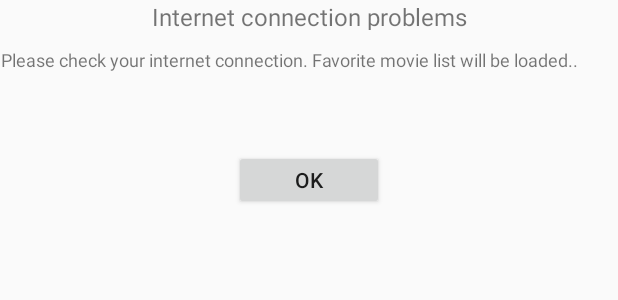
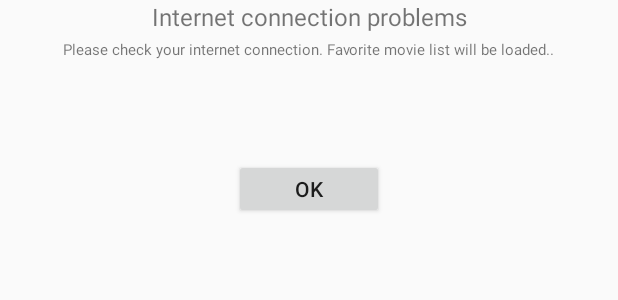
Before and after one commit to lucasfarias93/Proyect_Movies, an Android app: the layout dialog_layout.xml on its own in the app's theme, with its tools: preview values and no code run, on a phone screen of 412 x 824 dp. Shown: the top 300 px of the screen. Run offline under Robolectric (Android 15) with nearby library versions, the phone set to English and light mode, and no system bars.

Commit message:
Dialog and progress bar modificados
Dialog and progress bar modificados

```diff
--- a/ProjectMovies/app/src/main/java/webview/project/movies/Activities/MovieDetailActivity.java
+++ b/ProjectMovies/app/src/main/java/webview/project/movies/Activities/MovieDetailActivity.java
@@ -60,7 +60,11 @@ public class MovieDetailActivity extends YouTubeBaseActivity implements VideoMov
 
 
         final VideoMovieAsynkConnection videoMovieAsynkConnection = new VideoMovieAsynkConnection(this, this, movie_id);
-        this.progressDialog = ProgressDialog.show(this, AppConstants.PROCESS_REQUEST, AppConstants.LOADING);
+        this.progressDialog = new ProgressDialog(this,R.style.AlertDialogCustom);
+        progressDialog.setTitle(AppConstants.PROCESS_REQUEST);
+        progressDialog.setMessage(AppConstants.LOADING);
+        progressDialog.setProgressStyle(ProgressDialog.STYLE_SPINNER);
+        progressDialog.show();
         videoMovieAsynkConnection.execute(AppConstants.API_KEY);
 
         playerFragment.initialize(AppConstants.YOUTUBE_KEY, new YouTubePlayer.OnInitializedListener()
--- a/ProjectMovies/app/src/main/java/webview/project/movies/Activities/ReviewsActivity.java
+++ b/ProjectMovies/app/src/main/java/webview/project/movies/Activities/ReviewsActivity.java
@@ -38,7 +38,11 @@ public class ReviewsActivity extends AppCompatActivity implements ReviewsMovieAs
         initView();
 
         ReviewsMovieAsynkConnection reviewsMovieAsynkConnection = new ReviewsMovieAsynkConnection(this, this, movie_id);
-        this.progressDialog = ProgressDialog.show(this,AppConstants.PROCESS_REQUEST, AppConstants.LOADING);
+        this.progressDialog = new ProgressDialog(this,R.style.AlertDialogCustom);
+        progressDialog.setTitle(AppConstants.PROCESS_REQUEST);
+        progressDialog.setMessage(AppConstants.LOADING);
+        progressDialog.setProgressStyle(ProgressDialog.STYLE_SPINNER);
+        progressDialog.show();
         reviewsMovieAsynkConnection.execute(AppConstants.API_KEY);
     }
 
--- a/ProjectMovies/app/src/main/res/layout/dialog_layout.xml
+++ b/ProjectMovies/app/src/main/res/layout/dialog_layout.xml
@@ -1,14 +1,14 @@
 <?xml version="1.0" encoding="utf-8"?>
 <LinearLayout xmlns:android="http://schemas.android.com/apk/res/android"
     android:layout_width="match_parent"
-    android:layout_height="200dp"
+    android:layout_height="wrap_content"
     android:orientation="vertical">
 
     <TextView
         android:id="@+id/text_header"
         android:layout_width="match_parent"
-        android:layout_height="20dp"
-        android:gravity="center_horizontal|center_vertical"
+        android:layout_height="wrap_content"
+        android:gravity="center_horizontal"
         android:text="Internet connection problems"
         android:textSize="16dp" />
 
@@ -16,16 +16,17 @@
         android:id="@+id/text_incorrect"
         android:layout_width="wrap_content"
         android:layout_height="40dp"
-        android:layout_below="@+id/textLogin"
+        android:layout_below="@+id/text_header"
         android:text="Please check your internet connection. Favorite movie list will be loaded.."
-        android:gravity="center_vertical|center_horizontal"
-        android:textSize="12dp" />
+        android:layout_gravity="center"
+        android:layout_marginTop="4dp"
+        android:textSize="10dp" />
 
     <Button
         android:id="@+id/button_ok_dialog"
         android:layout_width="100dp"
         android:layout_height="40dp"
-        android:layout_below="@+id/textLogin"
+        android:layout_below="@+id/text_incorrect"
         android:layout_marginTop="40dp"
         android:layout_gravity="center"
         android:text="OK"/>
--- a/ProjectMovies/app/src/main/res/layout/layout_item_list.xml
+++ b/ProjectMovies/app/src/main/res/layout/layout_item_list.xml
@@ -4,7 +4,8 @@
     android:layout_width="match_parent"
     android:layout_height="match_parent"
     android:orientation="vertical"
-    android:padding="4dp">
+    android:padding="6dp"
+    android:background="@color/colorWhite">
 
     <LinearLayout
         android:layout_width="match_parent"
--- a/ProjectMovies/app/src/main/res/values/colors.xml
+++ b/ProjectMovies/app/src/main/res/values/colors.xml
@@ -6,4 +6,5 @@
     <color name="colorWhite">#FFFFFF</color>
     <color name="colorGrey">#848484</color>
     <color name="colorGold">#ffd700</color>
+    <color name="colorBlue">#000080</color>
 </resources>
```
Also changed, not shown: ProjectMovies/app/src/main/java/webview/project/movies/Activities/MainActivity.java (+16 -4 lines), ProjectMovies/app/src/main/res/drawable/backgroud_dialog.xml (added, +14 -0 lines), ProjectMovies/app/src/main/res/values/styles.xml (+9 -0 lines).
